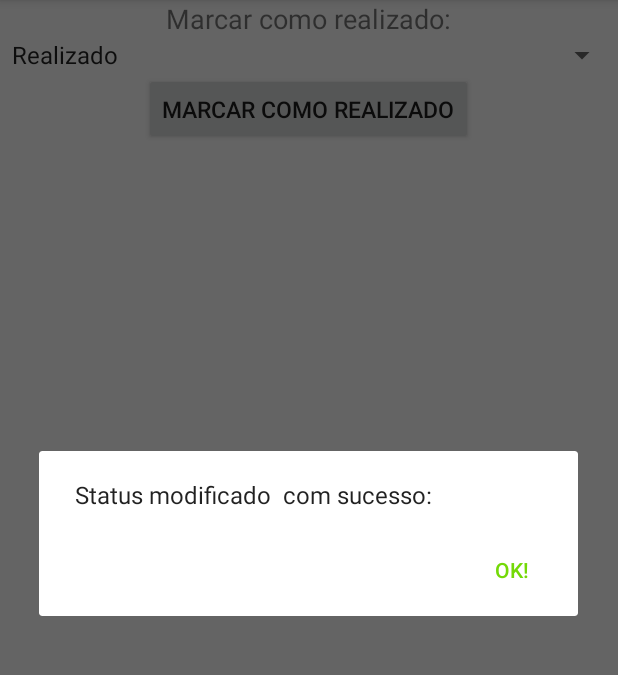
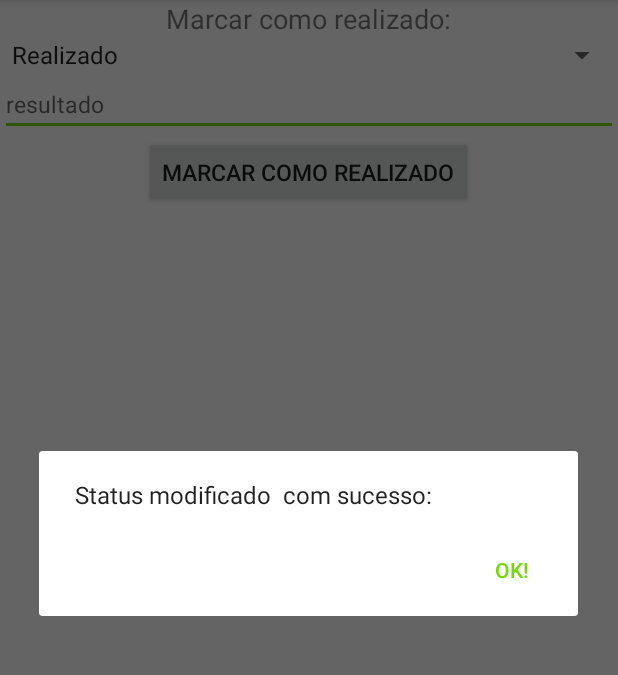
Before and after one commit to dheysonlee99/SaudeAcomp, an Android app: the ExameStatusActivity screen opened directly, with no data from a screen before it, after a tap on "MARCAR COMO REALIZADO", on a phone screen of 412 x 824 dp, the part 84-759 px from its top. Run offline under Robolectric (Android 15) with nearby library versions, the phone set to English and light mode, and no system bars.

Commit message:
colocando funcão dar resultado para exame

```diff
--- a/app/src/main/java/ifpi/edu/br/saudeacomp/activities/ExameStatusActivity.java
+++ b/app/src/main/java/ifpi/edu/br/saudeacomp/activities/ExameStatusActivity.java
@@ -5,6 +5,7 @@ import android.content.DialogInterface;
 import android.support.v7.app.AppCompatActivity;
 import android.os.Bundle;
 import android.view.View;
+import android.widget.EditText;
 import android.widget.Spinner;
 import android.widget.Toast;
 
@@ -34,13 +35,16 @@ public class ExameStatusActivity extends AppCompatActivity {
 
 
         Spinner editStatus = (Spinner)findViewById(R.id.exame_realizado);
+        EditText editResultado = (EditText)findViewById(R.id.exame_resultado);
 
 
         String status = editStatus.getSelectedItem().toString();
+        String resultado = editResultado.getText().toString();
 
 
         Exame exame = new Exame();
         exame.setStatus(status);
+        exame.setResultado(resultado);
         exame.setId(exame_id);
 
         DBHelper db = new DBHelper(this);
--- a/app/src/main/java/ifpi/edu/br/saudeacomp/activities/ListaExameActivity.java
+++ b/app/src/main/java/ifpi/edu/br/saudeacomp/activities/ListaExameActivity.java
@@ -78,7 +78,7 @@ public class ListaExameActivity extends AppCompatActivity {
         super.onCreateContextMenu(menu, v, menuInfo);
 
         if(exame.getStatus().equals("Nao Realizado")) {
-            MenuItem mudarStatus = menu.add("Marcar como Realizado");
+            MenuItem mudarStatus = menu.add("Marcar como Realizado e dar resultado");
 
             mudarStatus.setOnMenuItemClickListener(new MenuItem.OnMenuItemClickListener() {
 
--- a/app/src/main/java/ifpi/edu/br/saudeacomp/modelo/Paciente.java
+++ b/app/src/main/java/ifpi/edu/br/saudeacomp/modelo/Paciente.java
@@ -87,6 +87,6 @@ public class Paciente implements Serializable {
                 this.nome +"\n"+
                 "Cartao do Sus: "+
                 this.susNumero+"\n"+
-                "Sexo: "+ this.sexo + "  Idade: "+ this.idade + "\n"+"id: ";
+                "Sexo: "+ this.sexo + "  Idade: "+ this.idade + "\n";
     }
 }
--- a/app/src/main/res/layout/activity_exame_status.xml
+++ b/app/src/main/res/layout/activity_exame_status.xml
@@ -20,6 +20,13 @@
         android:layout_height="wrap_content"
         android:scrollbarSize="7pt"></Spinner>
 
+    <EditText
+        android:id="@+id/exame_resultado"
+        android:layout_width="match_parent"
+        android:layout_height="wrap_content"
+        android:hint="resultado"
+        android:textSize="7pt"/>
+
     <Button
         android:onClick="exameRealizadoClick"
         android:layout_width="wrap_content"
--- a/app/src/main/res/values/strings.xml
+++ b/app/src/main/res/values/strings.xml
@@ -44,7 +44,6 @@
 
     <string-array name="statusexame">
         <item>Nao Realizado</item>
-        <item>Realizado</item>
     </string-array>
 
     <string-array name="examerealizado">
```
Also changed, not shown: app/src/main/java/ifpi/edu/br/saudeacomp/enums/Status.java (+8 -1 lines), app/src/main/java/ifpi/edu/br/saudeacomp/modelo/Consulta.java (+34 -2 lines), app/src/main/java/ifpi/edu/br/saudeacomp/modelo/Exame.java (+13 -3 lines).
